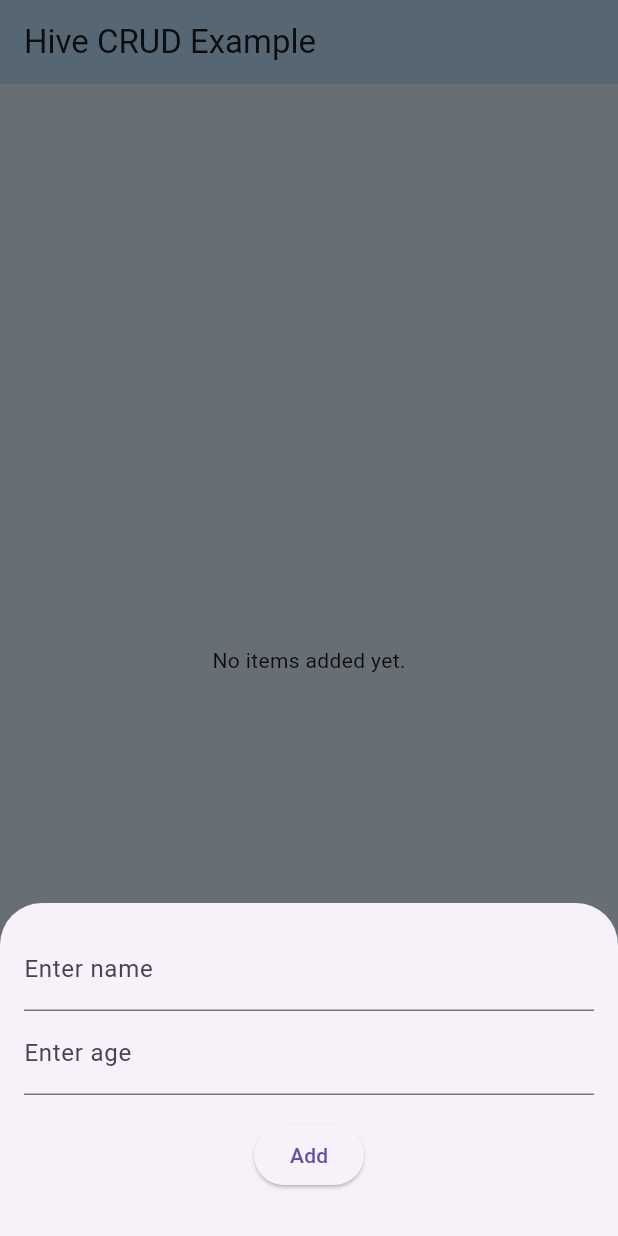
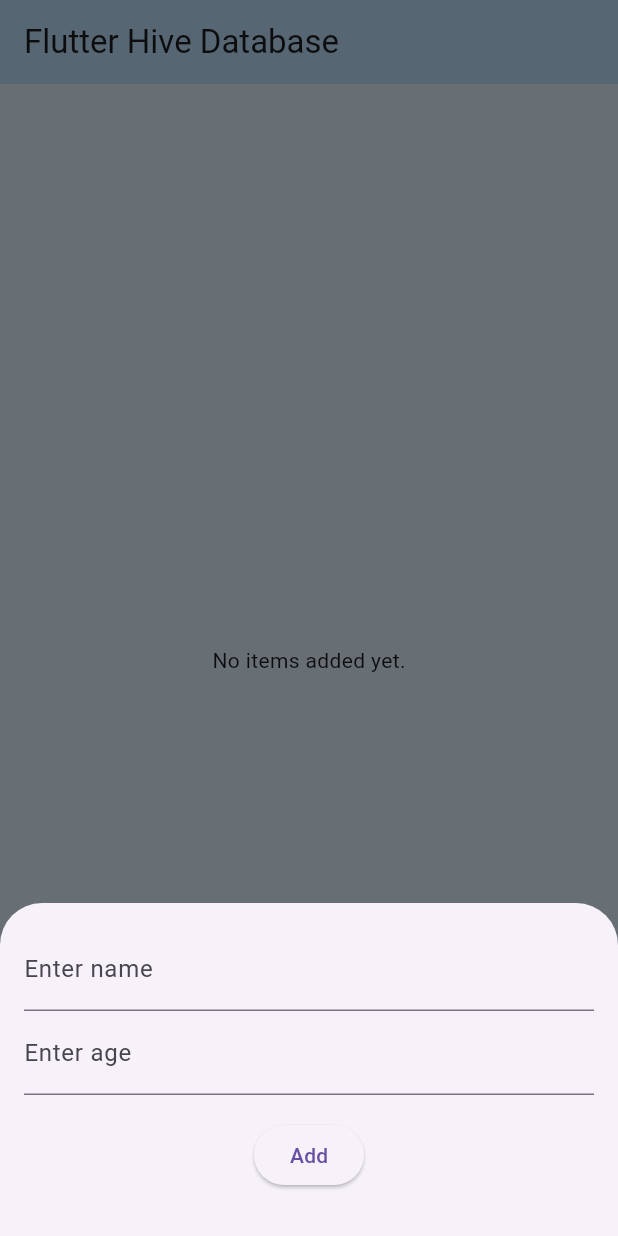
Before and after one commit to Nabinji/Flutter_UI-Design, a Flutter app: the screen it shows after launch, after a tap on the "add" icon, on a phone screen of 412 x 824 dp. Run offline on Flutter 3.47's test engine with Material 3 defaults, Android fonts, the phone set to English and light mode, and no system bars; our stand-ins replace carousel_slider, hive, hive_flutter, smooth_page_indicator, video_player; accounts and stored records are empty.

Commit message:
hive update code

```diff
--- a/lib/Hive/hive_database.dart
+++ b/lib/Hive/hive_database.dart
@@ -10,59 +10,77 @@ class HiveDatabaseFlutter extends StatefulWidget {
 }
 
 class _HiveDatabaseFlutterState extends State<HiveDatabaseFlutter> {
+  // Accessing the Hive box which stores data
   var peopleBox = Hive.box("MyBox");
+
+  // Controllers to handle text input for name and age
   final TextEditingController _nameController = TextEditingController();
   final TextEditingController _ageController = TextEditingController();
 
   @override
   void dispose() {
+    // Disposing controllers to prevent memory leaks
     _nameController.dispose();
     _ageController.dispose();
     super.dispose();
   }
 
+  // Function to add or update a person's record in the Hive box
   void _addOrUpdatePerson({String? key}) {
+    // If key is provided, it means we are updating an existing record
     if (key != null) {
-      final person = peopleBox.get(key);
+      final person = peopleBox.get(key); // Fetch existing data from Hive
       if (person != null) {
-        _nameController.text = person['name'] ?? '';
-        _ageController.text = person['age']?.toString() ?? '';
+        _nameController.text = person['name'] ?? ''; // Pre-fill the name input
+        _ageController.text =
+            person['age']?.toString() ?? ''; // Pre-fill the age input
       }
     } else {
+      // If key is null, it's a new entry, so we clear the input fields
       _nameController.clear();
       _ageController.clear();
     }
 
+    // Show a modal bottom sheet with input fields for adding/updating the person
     showModalBottomSheet(
       context: context,
-      isScrollControlled: true,
+      isScrollControlled:
+          true, // Allows the bottom sheet to resize when the keyboard opens
       builder: (context) {
         return Padding(
           padding: EdgeInsets.only(
-            bottom: MediaQuery.of(context).viewInsets.bottom,
+            bottom: MediaQuery.of(context)
+                .viewInsets
+                .bottom, // Adjust for the keyboard
             left: 16,
             right: 16,
             top: 16,
           ),
           child: Column(
-            mainAxisSize: MainAxisSize.min,
+            mainAxisSize: MainAxisSize.min, // Make the column size dynamic
             children: [
+              // Text field for entering the name
               TextField(
                 controller: _nameController,
                 decoration: const InputDecoration(labelText: 'Enter name'),
               ),
+              // Text field for entering the age
               TextField(
                 controller: _ageController,
                 decoration: const InputDecoration(labelText: 'Enter age'),
-                keyboardType: TextInputType.number,
+                keyboardType: TextInputType.number, // Set input type to number
               ),
               const SizedBox(height: 16),
               ElevatedButton(
+                // Logic to add or update a person when the button is pressed
                 onPressed: () {
-                  final name = _nameController.text;
-                  final age = int.tryParse(_ageController.text);
+                  final name = _nameController.text; // Get name input
+                  final age = int.tryParse(
+                      _ageController.text); // Get age input and parse it
 
+                  // Validate if name or age is not empty/null
                   if (name.isEmpty || age == null) {
+                    // Show a snack bar if the input is invalid
                     ScaffoldMessenger.of(context).showSnackBar(
                       const SnackBar(
                         content: Text('Please enter valid name and age'),
@@ -72,18 +90,25 @@ class _HiveDatabaseFlutterState extends State<HiveDatabaseFlutter> {
                   }
 
                   if (key == null) {
-                    // Add new entry
-                    final newKey =
-                        DateTime.now().millisecondsSinceEpoch.toString();
-                    peopleBox.put(newKey, {'name': name, 'age': age});
+                    // If key is null, it's a new entry
+                    final newKey = DateTime.now()
+                        .millisecondsSinceEpoch
+                        .toString(); // Unique key based on timestamp
+                    peopleBox.put(newKey, {
+                      'name': name,
+                      'age': age
+                    }); // Add new person to the box
                   } else {
-                    // Update existing entry
-                    peopleBox.put(key, {'name': name, 'age': age});
+                    // If key exists, update the existing entry
+                    peopleBox.put(key,
+                        {'name': name, 'age': age}); // Update person in the box
                   }
-
+                  // Close the modal sheet after adding/updating
                   Navigator.pop(context);
                 },
-                child: Text(key == null ? 'Add' : 'Update'),
+                child: Text(key == null
+                    ? 'Add'
+                    : 'Update'), // Button text changes based on action
               ),
               const SizedBox(height: 30),
             ],
@@ -93,8 +118,9 @@ class _HiveDatabaseFlutterState extends State<HiveDatabaseFlutter> {
     );
   }
 
+  // Function to delete a person from the Hive box
   void _deletePerson(String key) {
-    peopleBox.delete(key);
+    peopleBox.delete(key); // Deletes the person entry from Hive
   }
 
   @override
@@ -102,21 +128,26 @@ class _HiveDatabaseFlutterState extends State<HiveDatabaseFlutter> {
     return Scaffold(
       backgroundColor: Colors.blue[50],
       appBar: AppBar(
-        title: const Text('Hive CRUD Example'),
+        title: const Text('Flutter Hive Database'),
         backgroundColor: Colors.blue[100],
       ),
       body: ValueListenableBuilder(
+        // Listens to changes in the Hive box and rebuilds the UI accordingly
         valueListenable: peopleBox.listenable(),
         builder: (context, box, widget) {
+          // If the box is empty, show a message
           if (box.isEmpty) {
             return const Center(child: Text('No items added yet.'));
           }
 
+          // Builds a ListView for displaying all entries in the Hive box
           return ListView.builder(
-            itemCount: box.length,
+            itemCount: box.length, // Number of items in the box
             itemBuilder: (context, index) {
-              final key = box.keyAt(index).toString();
-              final person = box.get(key);
+              final key =
+                  box.keyAt(index).toString(); // Get the key for each item
+              final person = box.get(key); // Get the person data for each key
+
               return Padding(
                 padding: const EdgeInsets.all(8.0),
                 child: Material(
@@ -124,17 +155,21 @@ class _HiveDatabaseFlutterState extends State<HiveDatabaseFlutter> {
                   borderRadius: BorderRadius.circular(15),
                   elevation: 2,
                   child: ListTile(
-                    title: Text(person?['name'] ?? 'Unknown'),
-                    subtitle: Text('Age: ${person?['age'] ?? 'N/A'}'),
+                    title: Text(
+                        person?['name'] ?? 'Unknown'),
+                    subtitle: Text(
+                        'Age: ${person?['age'] ?? 'N/A'}'),
                     trailing: Row(
-                      mainAxisSize: MainAxisSize.min,
+                      mainAxisSize: MainAxisSize.min, // Keeps row width minimal
                       children: [
                         IconButton(
                           icon: const Icon(Icons.edit),
+                          // On clicking the edit button, show the bottom sheet to update the person
                           onPressed: () => _addOrUpdatePerson(key: key),
                         ),
                         IconButton(
                           icon: const Icon(Icons.delete),
+                          // On clicking the delete button, delete the person
                           onPressed: () => _deletePerson(key),
                         ),
                       ],
@@ -146,9 +181,11 @@ class _HiveDatabaseFlutterState extends State<HiveDatabaseFlutter> {
           );
         },
       ),
+      // Floating action button to add a new person
       floatingActionButton: FloatingActionButton(
         backgroundColor: Colors.blue,
         foregroundColor: Colors.white,
+        // Opens the bottom sheet for adding a new person
         onPressed: () => _addOrUpdatePerson(),
         child: const Icon(Icons.add),
       ),
--- a/lib/main.dart
+++ b/lib/main.dart
@@ -1,13 +1,14 @@
 import 'package:flutter/material.dart';
 import 'package:hive/hive.dart';
 import 'package:hive_flutter/hive_flutter.dart';
-
 import 'Hive/hive_database.dart';
 
 void main() async {
   WidgetsFlutterBinding.ensureInitialized();
+  // Initialize Hive and open a box called 'MyBox'
   await Hive.initFlutter();
   await Hive.openBox("MyBox");
+
   runApp(const MyApp());
 }
 
```
